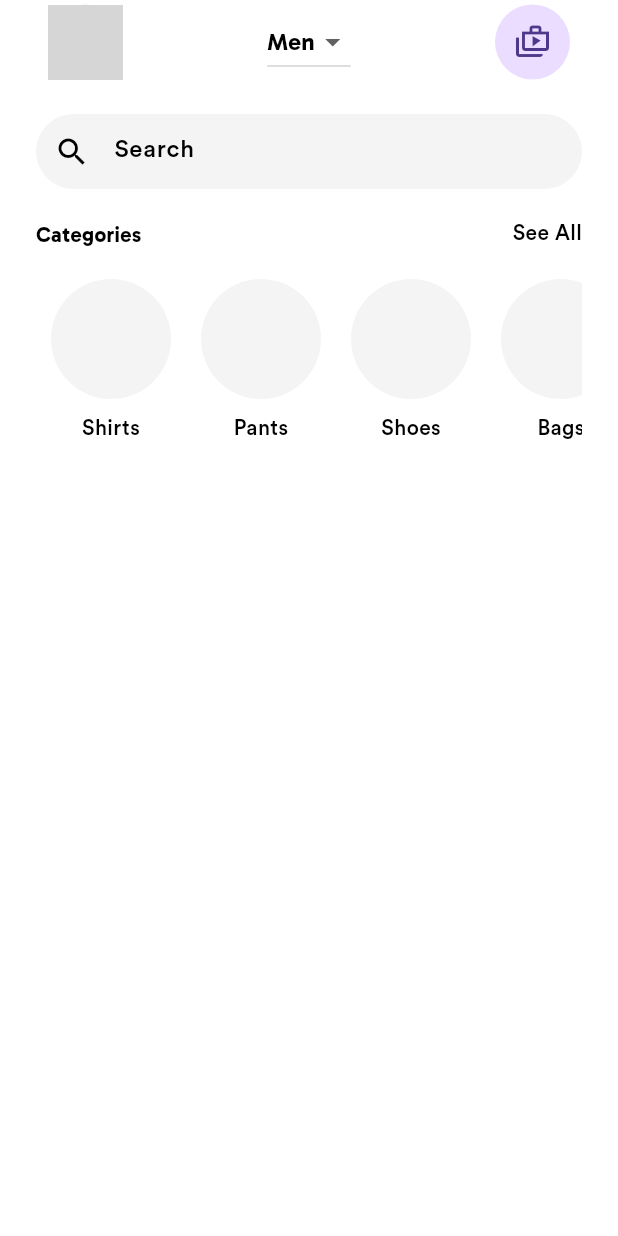
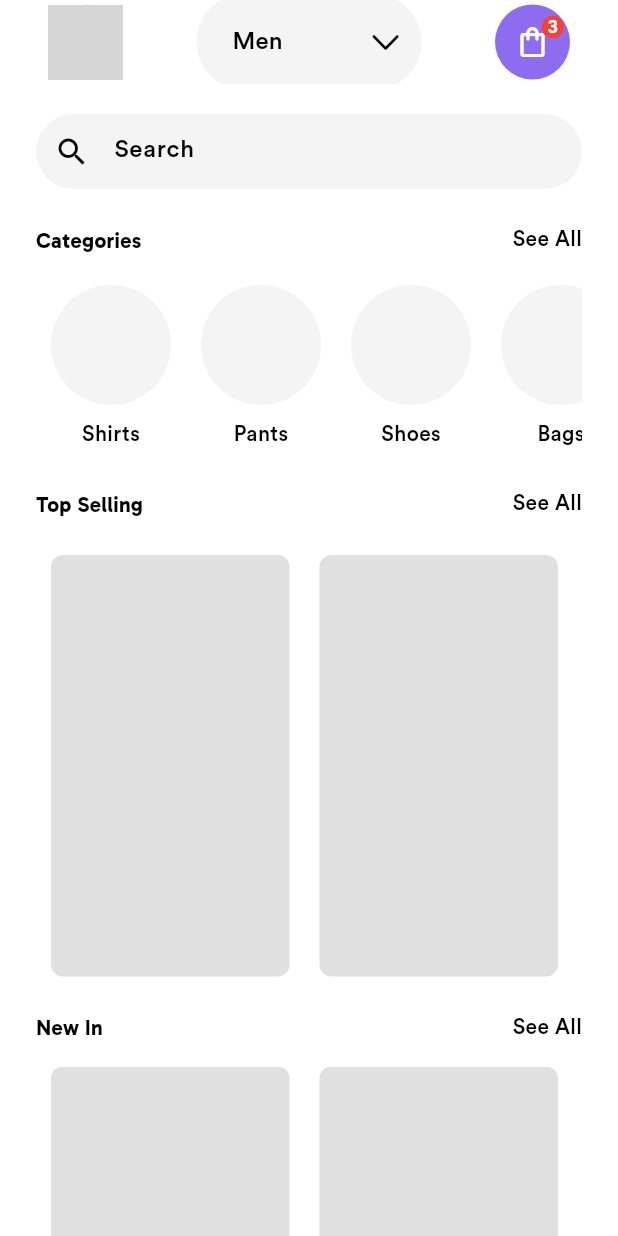
Before and after one commit to Roshandevelops/Weyra, a Flutter app: the screen it shows after launch, after a tap on "Continue", on a phone screen of 412 x 824 dp. Run offline on Flutter 3.47's test engine with Material 3 defaults, Android fonts, the phone set to English and light mode, and no system bars; network calls fail; grey boxes are pictures that could not be loaded.

Commit message:
working on Home UI

```diff
--- a/lib/presentation/auth/create_account/create_account_screen.dart
+++ b/lib/presentation/auth/create_account/create_account_screen.dart
@@ -29,9 +29,9 @@ class CreateAccountScreen extends StatelessWidget {
                 child: Container(
                   height: 40,
                   width: 40,
-                  decoration: BoxDecoration(
+                  decoration:const BoxDecoration(
                       color: KAppColors.kFillColor, shape: BoxShape.circle),
-                  child: Icon(CupertinoIcons.left_chevron),
+                  child:const Icon(CupertinoIcons.left_chevron),
                 ),
               ),
             ),
@@ -68,7 +68,7 @@ class CreateAccountScreen extends StatelessWidget {
               onTap: () {
                 Navigator.of(context).push(
                   MaterialPageRoute(
-                    builder: (context) => DetailsScreen(),
+                    builder: (context) =>const DetailsScreen(),
                   ),
                 );
               },
--- a/lib/presentation/auth/details/details_screen.dart
+++ b/lib/presentation/auth/details/details_screen.dart
@@ -22,7 +22,7 @@ class _DetailsScreenState extends State<DetailsScreen> {
       // showAppBar: true,
       body: SingleChildScrollView(
         child: Padding(
-          padding: EdgeInsets.symmetric(horizontal: 24),
+          padding: const EdgeInsets.symmetric(horizontal: 24),
           child: Column(
             crossAxisAlignment: CrossAxisAlignment.start,
             children: [
@@ -86,6 +86,8 @@ class _DetailsScreenState extends State<DetailsScreen> {
               ),
               const SizedBox(height: 13),
               AppDropdownButtonWidget(
+                hintStyle: Theme.of(context).textTheme.titleSmall,
+                hintText: "Age Range",
                 items: ageRanges.map(
                   (age) {
                     return DropdownMenuItem(
--- a/lib/presentation/auth/forgot_password/forgot_password_screen.dart
+++ b/lib/presentation/auth/forgot_password/forgot_password_screen.dart
@@ -27,9 +27,9 @@ class ForgotPasswordScreen extends StatelessWidget {
               child: Container(
                 height: 40,
                 width: 40,
-                decoration: BoxDecoration(
+                decoration: const BoxDecoration(
                     color: KAppColors.kFillColor, shape: BoxShape.circle),
-                child: Icon(CupertinoIcons.left_chevron),
+                child: const Icon(CupertinoIcons.left_chevron),
               ),
             ),
           ),
--- a/lib/presentation/auth/signin/signin_screen.dart
+++ b/lib/presentation/auth/signin/signin_screen.dart
@@ -39,7 +39,7 @@ class SignInScreen extends StatelessWidget {
                 Navigator.of(context).push(
                   MaterialPageRoute(
                     builder: (context) {
-                      return HomeScreen();
+                      return const HomeScreen();
                     },
                   ),
                 );
@@ -75,7 +75,7 @@ class SignInScreen extends StatelessWidget {
             Text.rich(
               TextSpan(
                 text: "Forgot Password ? ",
-                style: TextStyle(fontWeight: FontWeight.w100),
+                style: const TextStyle(fontWeight: FontWeight.w100),
                 children: [
                   TextSpan(
                     recognizer: TapGestureRecognizer()
@@ -89,7 +89,7 @@ class SignInScreen extends StatelessWidget {
                         );
                       },
                     text: "Reset",
-                    style: TextStyle(
+                    style: const TextStyle(
                       fontSize: 12,
                       fontWeight: FontWeight.w700,
                     ),
--- a/lib/presentation/home/home_screen.dart
+++ b/lib/presentation/home/home_screen.dart
@@ -1,16 +1,25 @@
-import 'package:clot/presentation/home/widgets/category_widget.dart';
+import 'package:clot/presentation/home/widgets/cart_count_widget.dart';
+import 'package:clot/presentation/home/widgets/category_item_widget.dart';
+import 'package:clot/presentation/home/widgets/gender_dropdown_widget.dart';
+import 'package:clot/presentation/home/widgets/product_card_widget.dart';
 import 'package:clot/presentation/home/widgets/search_widget.dart';
+import 'package:clot/presentation/home/widgets/section_header.dart';
 import 'package:flutter/material.dart';
 
-class HomeScreen extends StatelessWidget {
+class HomeScreen extends StatefulWidget {
   const HomeScreen({super.key});
 
+  @override
+  State<HomeScreen> createState() => _HomeScreenState();
+}
+
+class _HomeScreenState extends State<HomeScreen> {
   @override
   Widget build(BuildContext context) {
     return Scaffold(
       appBar: AppBar(
-        // toolbarHeight: 50,
-        title: Padding(
+        automaticallyImplyLeading: false,
+        title: const Padding(
           padding: EdgeInsets.symmetric(horizontal: 16),
           child: Row(
             mainAxisAlignment: MainAxisAlignment.spaceBetween,
@@ -19,39 +28,33 @@ class HomeScreen extends StatelessWidget {
                 backgroundImage: NetworkImage("https://bellard.org/bpg/2.png"),
                 radius: 25,
               ),
-              DropdownButton(
-                items: [
-                  DropdownMenuItem(
-                    child: Text(
-                      "Men",
-                      style: TextStyle(fontFamily: "Gabarito"),
-                    ),
-                  )
-                ],
-                onChanged: (value) {},
-              ),
-              CircleAvatar(
-                radius: 25,
-                child: IconButton(
-                  icon: const Icon(Icons.shop_two_outlined),
-                  onPressed: () {},
-                ),
-              ),
+              GenderDropdownWidget(),
+              CartCountWidget(),
             ],
           ),
         ),
-        automaticallyImplyLeading: false,
       ),
-      body: SafeArea(
+      body: const SafeArea(
         child: Padding(
           padding: EdgeInsets.symmetric(horizontal: 24),
-          child: Column(
-            children: [
-              SizedBox(height: 20),
-              SearchWidget(),
-              SizedBox(height: 20),
-              CategoryWidget(),
-            ],
+          child: SingleChildScrollView(
+            child: Column(
+              children: [
+                SizedBox(height: 20),
+                SearchWidget(),
+                SizedBox(height: 24),
+                CategoryItemWidget(),
+                SizedBox(height: 16),
+                SectionHeader(leftHeader: "Top Selling"),
+                SizedBox(height: 24),
+                ProductCardWidget(),
+                SizedBox(height: 24),
+                SectionHeader(leftHeader: "New In"),
+                SizedBox(height: 16),
+                ProductCardWidget(),
+                SizedBox(height: 24)
+              ],
+            ),
           ),
         ),
       ),
--- /dev/null
+++ b/lib/presentation/home/widgets/cart_count_widget.dart
@@ -0,0 +1,42 @@
+import 'package:clot/utils/constants/app_colors.dart';
+import 'package:flutter/material.dart';
+
+class CartCountWidget extends StatelessWidget {
+  const CartCountWidget({super.key});
+
+  @override
+  Widget build(BuildContext context) {
+    return Stack(
+      children: [
+        CircleAvatar(
+          backgroundColor: KAppColors.primaryColor,
+          radius: 25,
+          child: IconButton(
+            icon: const Icon(
+              Icons.shopping_bag_outlined,
+            ),
+            onPressed: () {},
+          ),
+        ),
+        Positioned(
+          right: 4,
+          top: 4,
+          child: Container(
+            padding: const EdgeInsets.all(4),
+            decoration: const BoxDecoration(
+              color: Colors.red,
+              shape: BoxShape.circle,
+            ),
+            child: const Text(
+              "3",
+              style: TextStyle(
+                color: Colors.white,
+                fontSize: 12,
+              ),
+            ),
+          ),
+        ),
+      ],
+    );
+  }
+}
--- a/lib/presentation/home/widgets/category_widget.dart
+++ b/lib/presentation/home/widgets/category_item_widget.dart
@@ -2,32 +2,32 @@ import 'package:clot/presentation/home/widgets/section_header.dart';
 import 'package:clot/utils/constants/app_colors.dart';
 import 'package:flutter/material.dart';
 
-class CategoryWidget extends StatelessWidget {
-  const CategoryWidget({super.key});
+class CategoryItemWidget extends StatelessWidget {
+  const CategoryItemWidget({super.key});
 
   @override
   Widget build(BuildContext context) {
+    final categories = [
+      "Shirts",
+      "Pants",
+      "Shoes",
+      "Bags",
+      "Watches",
+    ];
     return Column(
       children: [
-        SectionHeader(leftHeader: "Categories"),
-        SizedBox(height: 20),
+        const SectionHeader(leftHeader: "Categories"),
+        const SizedBox(height: 20),
         SizedBox(
           height: 120,
           child: ListView.builder(
             scrollDirection: Axis.horizontal,
-            itemCount: 5,
+            itemCount: categories.length,
             itemBuilder: (context, index) {
-              final categories = [
-                "Shirts",
-                "Pants",
-                "Shoes",
-                "Bags",
-                "Watches"
-              ];
               return Column(
                 children: [
                   Container(
-                    margin: EdgeInsets.symmetric(horizontal: 10),
+                    margin: const EdgeInsets.symmetric(horizontal: 10),
                     height: 80,
                     width: 80,
                     decoration: BoxDecoration(
@@ -35,7 +35,7 @@ class CategoryWidget extends StatelessWidget {
                       borderRadius: BorderRadius.circular(60),
                     ),
                   ),
-                  SizedBox(height: 10),
+                  const SizedBox(height: 10),
                   Text(
                     categories[index],
                   )
--- /dev/null
+++ b/lib/presentation/home/widgets/gender_dropdown_widget.dart
@@ -0,0 +1,46 @@
+import 'package:clot/widgets/app_dropdown_button_widget.dart';
+import 'package:flutter/material.dart';
+
+class GenderDropdownWidget extends StatefulWidget {
+  const GenderDropdownWidget({super.key});
+
+  @override
+  State<GenderDropdownWidget> createState() => _GenderDropdownWidgetState();
+}
+
+class _GenderDropdownWidgetState extends State<GenderDropdownWidget> {
+  String? selectedGender = "Men";
+  @override
+  Widget build(BuildContext context) {
+    return SizedBox(
+      width: 150,
+      child: AppDropdownButtonWidget(
+        hintText: "Men",
+        items: const [
+          DropdownMenuItem(
+            value: "Men",
+            child: Text(
+              " Men",
+              style: TextStyle(
+                  fontFamily: "Gabarito", fontWeight: FontWeight.w700),
+            ),
+          ),
+          DropdownMenuItem(
+            value: "Women",
+            child: Text(
+              " Women",
+              style: TextStyle(fontFamily: "Gabarito"),
+            ),
+          ),
+        ],
+        onChanged: (Object? value) {
+          setState(
+            () {
+              selectedGender = value as String?;
+            },
+          );
+        },
+      ),
+    );
+  }
+}
--- /dev/null
+++ b/lib/presentation/home/widgets/product_card_widget.dart
@@ -0,0 +1,26 @@
+import 'package:flutter/material.dart';
+
+class ProductCardWidget extends StatelessWidget {
+  const ProductCardWidget({super.key});
+
+  @override
+  Widget build(BuildContext context) {
+    return SizedBox(
+      height: 281,
+      child: ListView.builder(
+        scrollDirection: Axis.horizontal,
+        itemCount: 5,
+        itemBuilder: (context, index) {
+          return Container(
+            margin: const EdgeInsets.symmetric(horizontal: 10),
+            width: 159,
+            decoration: BoxDecoration(
+              color: Colors.grey.shade300,
+              borderRadius: BorderRadius.circular(8),
+            ),
+          );
+        },
+      ),
+    );
+  }
+}
--- a/lib/presentation/home/widgets/search_widget.dart
+++ b/lib/presentation/home/widgets/search_widget.dart
@@ -11,7 +11,7 @@ class SearchWidget extends StatelessWidget {
       height: 50,
       child: TextformFieldWidget(
         hintText: "Search",
-        hintStyle: TextStyle(
+        hintStyle: const TextStyle(
             color: KAppColors.kblack,
             fontSize: 16,
             fontWeight: FontWeight.w400),
@@ -19,7 +19,7 @@ class SearchWidget extends StatelessWidget {
           borderRadius: BorderRadius.circular(100),
           borderSide: BorderSide.none,
         ),
-        prefixIcon: Icon(
+        prefixIcon: const Icon(
           Icons.search,
           color: KAppColors.kblack,
         ),
--- a/lib/presentation/home/widgets/section_header.dart
+++ b/lib/presentation/home/widgets/section_header.dart
@@ -1,7 +1,10 @@
 import 'package:flutter/material.dart';
 
 class SectionHeader extends StatelessWidget {
-  const SectionHeader({super.key, required this.leftHeader});
+  const SectionHeader({
+    super.key,
+    required this.leftHeader,
+  });
   final String leftHeader;
 
   @override
@@ -11,12 +14,12 @@ class SectionHeader extends StatelessWidget {
       children: [
         Text(
           leftHeader,
-          style: TextStyle(
+          style: const TextStyle(
             fontWeight: FontWeight.w700,
             fontFamily: "Gabarito",
           ),
         ),
-        Text("See All"),
+        const Text("See All"),
       ],
     );
   }
--- a/lib/theme/app_theme.dart
+++ b/lib/theme/app_theme.dart
@@ -5,6 +5,7 @@ import 'package:clot/theme/custom_themes/chip_theme.dart';
 import 'package:clot/theme/custom_themes/outlined_button_theme.dart';
 import 'package:clot/theme/custom_themes/text_theme.dart';
 import 'package:clot/theme/custom_themes/textform_field_theme.dart';
+import 'package:clot/utils/constants/app_colors.dart';
 import 'package:flutter/material.dart';
 
 class AppTheme {
@@ -22,6 +23,11 @@ class AppTheme {
     fontFamily: 'circular std',
     inputDecorationTheme: KTextFormFieldTheme.lightInputDecorationTheme,
     checkboxTheme: KCheckboxTheme.lightCheckBoxTheme,
+    iconButtonTheme: IconButtonThemeData(
+      style: IconButton.styleFrom(
+        foregroundColor: KAppColors.kwhite,
+      ),
+    ),
   );
 
   static ThemeData darkTheme = ThemeData(
@@ -38,5 +44,10 @@ class AppTheme {
     fontFamily: 'circular std',
     inputDecorationTheme: KTextFormFieldTheme.darkInputDecorationTheme,
     checkboxTheme: KCheckboxTheme.darkCheckBoxTheme,
+    iconButtonTheme: IconButtonThemeData(
+      style: IconButton.styleFrom(
+        foregroundColor: KAppColors.kblack,
+      ),
+    ),
   );
 }
--- a/lib/theme/custom_themes/chip_theme.dart
+++ b/lib/theme/custom_themes/chip_theme.dart
@@ -5,7 +5,7 @@ class KChipTheme {
 
   ///chip Light Theme
   static ChipThemeData lightChipTheme = ChipThemeData(
-    disabledColor: Colors.grey.withOpacity(0.4),
+    disabledColor: Colors.grey.withValues(alpha: 0.4),
     labelStyle: const TextStyle(color: Colors.black),
     selectedColor: Colors.blue,
     padding: const EdgeInsets.symmetric(horizontal: 12, vertical: 12),
--- a/lib/theme/custom_themes/text_theme.dart
+++ b/lib/theme/custom_themes/text_theme.dart
@@ -27,20 +27,21 @@ class KTextTheme {
     bodySmall: const TextStyle().copyWith(
       fontSize: 14,
       fontWeight: FontWeight.w500,
-      color: Colors.black.withOpacity(0.5),
+      color: Colors.black.withValues(alpha: 0.5),
     ),
 
     ///label
     labelLarge: const TextStyle().copyWith(
         fontSize: 12, fontWeight: FontWeight.normal, color: Colors.black),
     labelMedium: const TextStyle().copyWith(
-        fontSize: 12,
-        fontWeight: FontWeight.normal,
-        color: Colors.black.withOpacity(0.5)),
+      fontSize: 12,
+      fontWeight: FontWeight.normal,
+      color: Colors.black.withValues(alpha: 0.5),
+    ),
     labelSmall: const TextStyle().copyWith(
         fontSize: 12,
         fontWeight: FontWeight.normal,
-        color: Colors.black.withOpacity(0.2)),
+        color: Colors.black.withValues(alpha: 0.2)),
   );
 
   static TextTheme darkTextTheme = TextTheme(
@@ -68,7 +69,7 @@ class KTextTheme {
     bodySmall: const TextStyle().copyWith(
       fontSize: 14,
       fontWeight: FontWeight.w500,
-      color: Colors.white.withOpacity(0.5),
+      color: Colors.white.withValues(alpha: 0.5),
     ),
 
     ///label
@@ -77,10 +78,10 @@ class KTextTheme {
     labelMedium: const TextStyle().copyWith(
         fontSize: 12,
         fontWeight: FontWeight.normal,
-        color: Colors.white.withOpacity(0.5)),
+        color: Colors.white.withValues(alpha: 0.5)),
     labelSmall: const TextStyle().copyWith(
         fontSize: 12,
         fontWeight: FontWeight.normal,
-        color: Colors.white.withOpacity(0.2)),
+        color: Colors.white.withValues(alpha: 0.2)),
   );
 }
--- a/lib/theme/custom_themes/textform_field_theme.dart
+++ b/lib/theme/custom_themes/textform_field_theme.dart
@@ -13,7 +13,7 @@ class KTextFormFieldTheme {
     hintStyle: const TextStyle().copyWith(fontSize: 14, color: Colors.black),
     errorStyle: const TextStyle().copyWith(fontStyle: FontStyle.normal),
     floatingLabelStyle:
-        const TextStyle().copyWith(color: Colors.black.withOpacity(0.8)),
+        const TextStyle().copyWith(color: Colors.black.withValues(alpha: 0.8)),
     border: const OutlineInputBorder().copyWith(
       borderRadius: BorderRadius.circular(10),
       borderSide: const BorderSide(width: 1, color: Colors.grey),
@@ -52,7 +52,7 @@ class KTextFormFieldTheme {
     hintStyle: const TextStyle().copyWith(fontSize: 14, color: Colors.white),
     errorStyle: const TextStyle().copyWith(fontStyle: FontStyle.normal),
     floatingLabelStyle: const TextStyle().copyWith(
-      color: Colors.white.withOpacity(0.8),
+      color: Colors.white.withValues(alpha: 0.8),
     ),
     border: const OutlineInputBorder().copyWith(
       borderRadius: BorderRadius.circular(10),
--- a/lib/utils/constants/app_colors.dart
+++ b/lib/utils/constants/app_colors.dart
@@ -15,6 +15,6 @@ class KAppColors {
 
   /// textField fill colors
 
-  static Color hintLabelColor = const Color(0xff272727).withOpacity(0.5);
+  static Color hintLabelColor = const Color(0xff272727).withValues(alpha: 0.5);
   static Color searchFieldItemColor = const Color(0xff272727);
 }
--- a/lib/widgets/app_dropdown_button_widget.dart
+++ b/lib/widgets/app_dropdown_button_widget.dart
@@ -5,15 +5,21 @@ import 'package:flutter/material.dart';
 class AppDropdownButtonWidget extends StatefulWidget {
   const AppDropdownButtonWidget({
     super.key,
+    this.hintStyle,
     required this.items,
+    required this.hintText,
     required this.onChanged,
     this.fillColor = KAppColors.kFillColor,
     this.border,
+    this.inputDecoration = const InputDecoration(),
   });
   final Color? fillColor;
   final InputBorder? border;
   final List<DropdownMenuItem<Object>>? items;
   final void Function(Object?)? onChanged;
+  final String? hintText;
+  final TextStyle? hintStyle;
+  final InputDecoration inputDecoration;
 
   @override
   State<AppDropdownButtonWidget> createState() =>
@@ -23,33 +29,38 @@ class AppDropdownButtonWidget extends StatefulWidget {
 class _AppDropdownButtonWidgetState extends State<AppDropdownButtonWidget> {
   @override
   Widget build(BuildContext context) {
-    return DropdownButtonFormField(
-      hint: Text(
-        "Age Range",
-        style: Theme.of(context).textTheme.titleSmall,
-      ),
-      decoration: InputDecoration(
-        contentPadding:
-            const EdgeInsets.symmetric(horizontal: 20, vertical: 20),
+    final InputDecoration inputDecoration = InputDecoration(
+      hintStyle: widget.hintStyle,
+      contentPadding: const EdgeInsets.symmetric(horizontal: 20, vertical: 20),
       filled: true,
       fillColor: widget.fillColor,
-        border: OutlineInputBorder(
+      border: widget.border ??
+          OutlineInputBorder(
             borderSide: BorderSide.none,
             borderRadius: BorderRadius.circular(100),
           ),
-        enabledBorder: OutlineInputBorder(
+      enabledBorder: widget.border ??
+          OutlineInputBorder(
             borderSide: BorderSide.none,
             borderRadius: BorderRadius.circular(100),
           ),
-        disabledBorder: OutlineInputBorder(
+      disabledBorder: widget.border ??
+          OutlineInputBorder(
             borderSide: BorderSide.none,
             borderRadius: BorderRadius.circular(100),
           ),
-        focusedBorder: OutlineInputBorder(
+      focusedBorder: widget.border ??
+          OutlineInputBorder(
             borderSide: BorderSide.none,
             borderRadius: BorderRadius.circular(100),
           ),
+    );
+    return DropdownButtonFormField(
+      hint: Text(
+        widget.hintText ?? "",
+        style: Theme.of(context).textTheme.titleSmall,
       ),
+      decoration: inputDecoration,
       borderRadius: BorderRadius.circular(10),
       items: widget.items,
       onChanged: widget.onChanged,
```
Also changed, not shown: pubspec.lock, 2 other files. Lines whose indentation alone changed are shown as unchanged.
